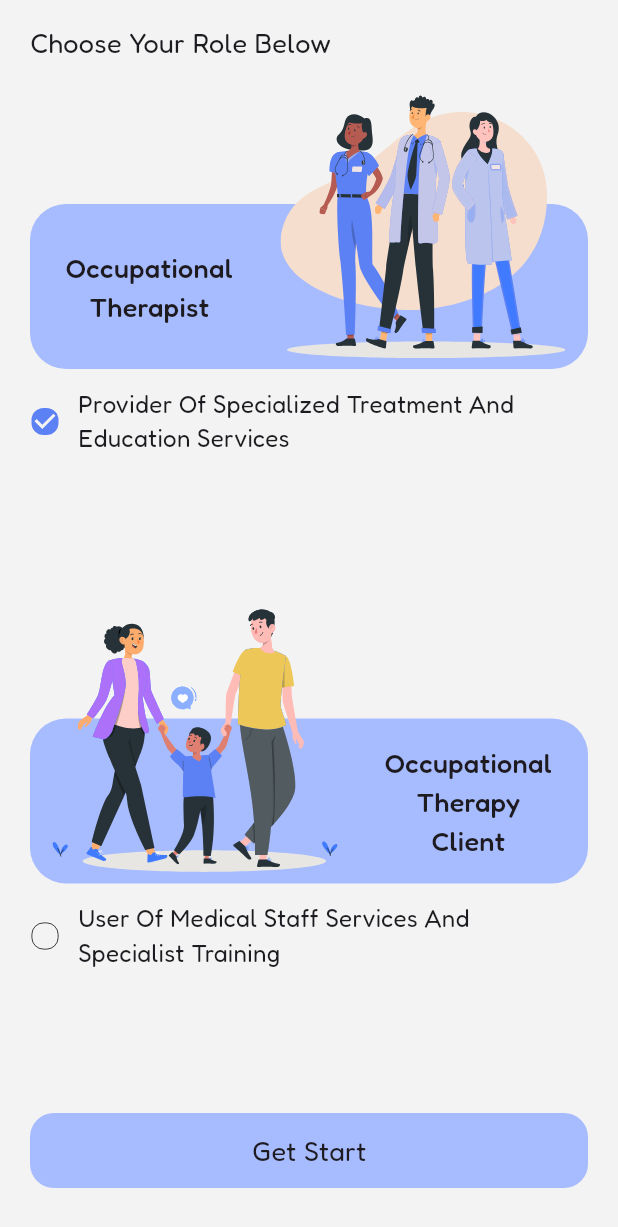
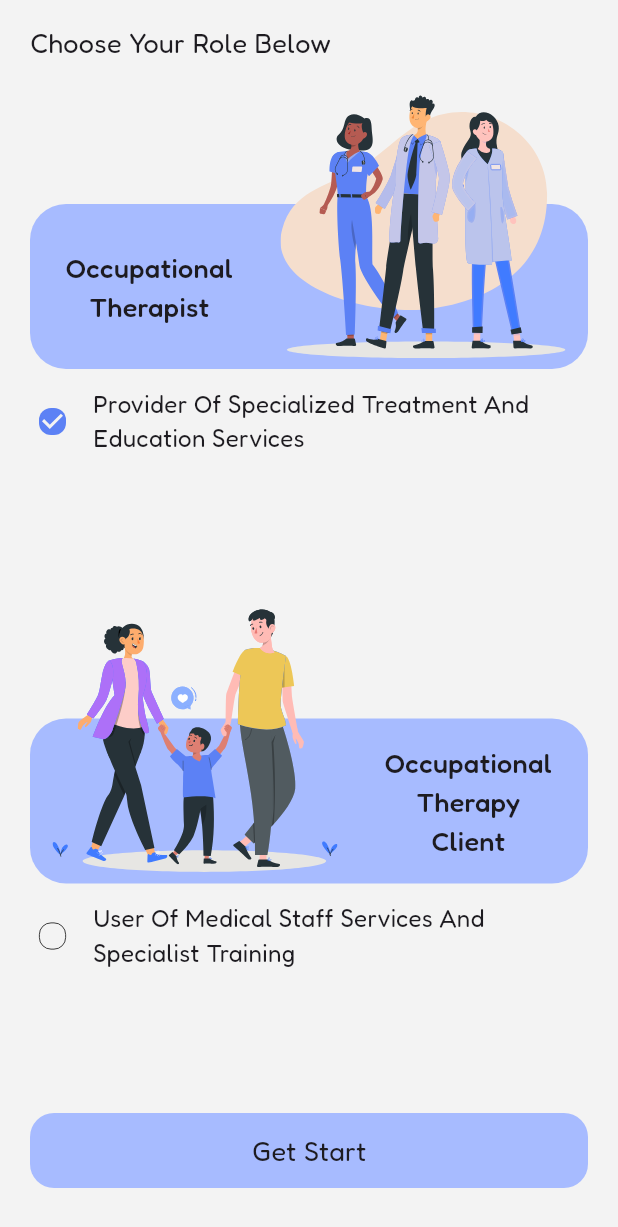
Before and after one commit to HosseinMohammadiii/autilabapp, a Flutter app: the ChoseRoleScreen screen opened by its route, on a phone screen of 412 x 824 dp. Shown: the top 1227 px of the screen. Run offline on Flutter 3.47's test engine with Material 3 defaults, Android fonts, the phone set to English and light mode, and no system bars; our stand-ins replace cached_network_image, dartz, device_info_plus, dio, equatable, flutter_rating_bar and 10 more; accounts and stored records are empty; project files that could hold a hidden picture were left out.

Commit message:
Edit CustomCheckbox

```diff
--- a/lib/core/routes/routes.dart
+++ b/lib/core/routes/routes.dart
@@ -51,7 +51,7 @@ final GlobalKey<NavigatorState> navigatorKey = GlobalKey<NavigatorState>();
 class AutilabRouter {
   static GoRouter router = GoRouter(
     navigatorKey: navigatorKey,
-    initialLocation: '/',
+    initialLocation: '/editProfileScreen',
     routes: [
       GoRoute(
         path: '/',
--- a/lib/features/data/doctor/widgets/custom_checkbox_widget.dart
+++ b/lib/features/data/doctor/widgets/custom_checkbox_widget.dart
@@ -28,8 +28,8 @@ class CustomCheckbox extends StatelessWidget {
         return Row(
           children: [
             SizedBox(
-              height: 35,
-              width: 20,
+              height: 45,
+              width: 30,
               child: Checkbox(
                 activeColor: AutilabColor.blue,
                 checkColor: AutilabColor.white,
```
